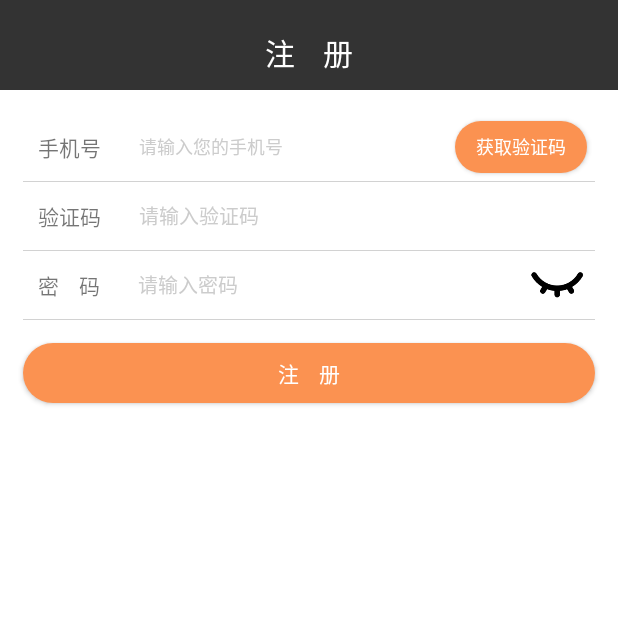
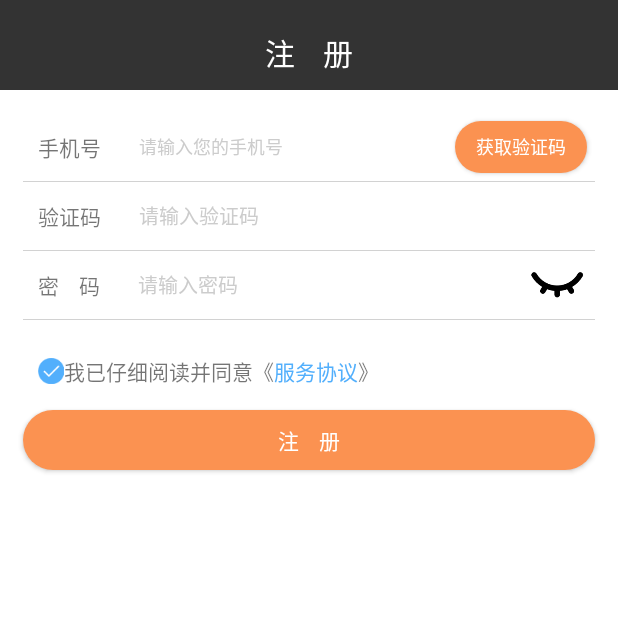
Before and after one commit to shiwobuhaoma/xinze, an Android app: the RegisterActivity screen opened directly, with no data from a screen before it, on a phone screen of 412 x 824 dp, the top half of it. Run offline under Robolectric (Android 15) with nearby library versions, the phone set to English and light mode, and no system bars; our stand-ins replace ButterKnife, RxJava; libraries missing offline, so code that uses them is left out: com.githang.statusbar, com.trello.rxlifecycle2; network calls fail; 1 statement that could not run was skipped.

Commit message:
更新登陆注册布局参数

```diff
--- a/app/src/main/java/com/xinze/xinze/module/register/RegisterActivity.java
+++ b/app/src/main/java/com/xinze/xinze/module/register/RegisterActivity.java
@@ -1,6 +1,7 @@
 package com.xinze.xinze.module.register;
 
 import android.text.Editable;
+import android.text.Html;
 import android.text.InputType;
 import android.text.Selection;
 import android.text.TextUtils;
@@ -8,6 +9,7 @@ import android.view.View;
 import android.widget.Button;
 import android.widget.EditText;
 import android.widget.ImageView;
+import android.widget.TextView;
 
 import com.xinze.xinze.R;
 import com.xinze.xinze.base.BaseActivity;
@@ -42,6 +44,8 @@ public class RegisterActivity extends BaseActivity implements View.OnClickListen
     Button mRegister;
     @BindView(R.id.register_tool_bar)
     SimpleToolbar registerToolBar;
+    @BindView(R.id.tv_register_read)
+    TextView mRegisterRead;
 
     private String mPhoneNumber;
     private String mVerificationCode;
@@ -61,6 +65,7 @@ public class RegisterActivity extends BaseActivity implements View.OnClickListen
         mPassWordEyeIv.setOnClickListener(this);
         mGetVerificationCode.setOnClickListener(this);
         mRegister.setOnClickListener(this);
+        mRegisterRead.setText(Html.fromHtml(getResources().getString(R.string.register_read_service)));
 
     }
 
--- a/app/src/main/res/layout/register_activity.xml
+++ b/app/src/main/res/layout/register_activity.xml
@@ -14,9 +14,9 @@
         android:id="@+id/register_phone_number_layout"
         android:layout_width="fill_parent"
         android:layout_height="45dp"
+        android:layout_marginEnd="15dp"
+        android:layout_marginStart="15dp"
         android:layout_marginTop="15dp"
-        android:layout_marginStart="15dp"
-        android:layout_marginEnd="15dp"
         android:background="@color/white"
         android:orientation="horizontal">
 
@@ -57,18 +57,20 @@
             android:textSize="12sp" />
 
     </LinearLayout>
+
     <View
         android:layout_width="match_parent"
+        android:layout_height="1px"
+        android:layout_marginEnd="15dp"
         android:layout_marginStart="15dp"
-        android:layout_marginEnd="15dp"
-        android:background="@color/gray_line"
-        android:layout_height="1px"/>
+        android:background="@color/gray_line" />
+
     <LinearLayout
         android:id="@+id/register_verification_code_layout"
         android:layout_width="fill_parent"
         android:layout_height="45dp"
+        android:layout_marginEnd="15dp"
         android:layout_marginStart="15dp"
-        android:layout_marginEnd="15dp"
         android:background="@color/white"
         android:orientation="horizontal">
 
@@ -89,25 +91,28 @@
             android:layout_gravity="center"
             android:layout_marginStart="5dp"
             android:background="@null"
-            android:padding="10dp"
             android:hint="@string/input_verification_code"
             android:maxLines="1"
+            android:padding="10dp"
             android:textColorHint="@color/hint_color"
             android:textSize="13sp" />
     </LinearLayout>
+
     <View
         android:layout_width="match_parent"
+        android:layout_height="1px"
+        android:layout_marginEnd="15dp"
         android:layout_marginStart="15dp"
-        android:layout_marginEnd="15dp"
-        android:background="@color/gray_line"
-        android:layout_height="1px"/>
+        android:background="@color/gray_line" />
+
     <LinearLayout
         android:id="@+id/register_pass_word_layout"
         android:layout_width="fill_parent"
         android:layout_height="45dp"
+        android:layout_marginEnd="15dp"
         android:layout_marginStart="15dp"
-        android:layout_marginEnd="15dp"
         android:background="@color/white">
+
         <TextView
             android:id="@+id/pass_word_tv"
             android:layout_width="wrap_content"
@@ -117,20 +122,22 @@
             android:padding="10dp"
             android:text="@string/pass_word"
             android:textSize="14sp" />
+
         <EditText
             android:id="@+id/pass_word_et"
             android:layout_width="0dp"
-            android:layout_weight="1"
             android:layout_height="45dp"
-            android:padding="10dp"
-            android:inputType="textPassword"
-            android:background="@null"
             android:layout_gravity="center"
             android:layout_marginStart="5dp"
+            android:layout_weight="1"
+            android:background="@null"
             android:hint="@string/input_pass_word"
+            android:inputType="textPassword"
             android:maxLines="1"
+            android:padding="10dp"
             android:textColorHint="@color/hint_color"
             android:textSize="13sp" />
+
         <ImageView
             android:id="@+id/pass_word_eye_iv"
             android:layout_width="40dp"
@@ -142,12 +149,28 @@
             android:textColor="@color/white"
             android:textSize="12sp" />
     </LinearLayout>
+
     <View
         android:layout_width="match_parent"
+        android:layout_height="1px"
+        android:layout_marginEnd="15dp"
         android:layout_marginStart="15dp"
-        android:layout_marginEnd="15dp"
-        android:background="@color/gray_line"
-        android:layout_height="1px"/>
+        android:background="@color/gray_line" />
+    <!--    <RelativeLayout
+            android:layout_marginTop="23dp"
+            android:layout_marginLeft="25dp"
+            android:layout_width="wrap_content"
+            android:layout_height="wrap_content">-->
+    <TextView
+        android:id="@+id/tv_register_read"
+        android:layout_marginTop="23dp"
+        android:layout_marginLeft="25dp"
+        android:layout_width="wrap_content"
+        android:layout_height="wrap_content"
+        android:drawableLeft="@mipmap/register_mark_pic"
+         />
+
+
     <Button
         android:id="@+id/register"
         android:layout_width="fill_parent"
--- a/app/src/main/res/values-v19/styles.xml
+++ b/app/src/main/res/values-v19/styles.xml
@@ -3,5 +3,6 @@
     <style name="TranslucentTheme" parent="Theme.AppCompat.Light.DarkActionBar">
         <item name="android:windowTranslucentStatus">true</item>
         <item name="android:windowTranslucentNavigation">true</item>
+        <item name="colorAccent">@color/hint_color</item>
     </style>
 </resources>
--- a/app/src/main/res/values/colors.xml
+++ b/app/src/main/res/values/colors.xml
@@ -22,4 +22,6 @@
     <color name="default_text">#909090</color>
     <color name="white_press">#f1f1f3</color>
     <color name="half_black">#44000000</color>
+
+    <color name="service_color">#52affc</color>
 </resources>
--- a/app/src/main/res/values/strings.xml
+++ b/app/src/main/res/values/strings.xml
@@ -147,4 +147,6 @@ compile com.android.support:design:25.0.1
     <string name="bill_car_freight">运费：%1$s元</string>
     <string name="regular_all_lines">全部</string>
 
+
+    <string name="register_read_service"><Data><![CDATA[我已仔细阅读并同意《<font color="#52affc">服务协议</font>》]]></Data></string>
 </resources>
```
Also changed, not shown: app/src/main/AndroidManifest.xml (+9 -5 lines), app/src/main/res/layout/login_activity.xml (+13 -10 lines), app/src/main/res/mipmap-xhdpi/register_mark_pic.png (added), app/src/main/res/mipmap-xxhdpi/register_mark_pic.png (added).
